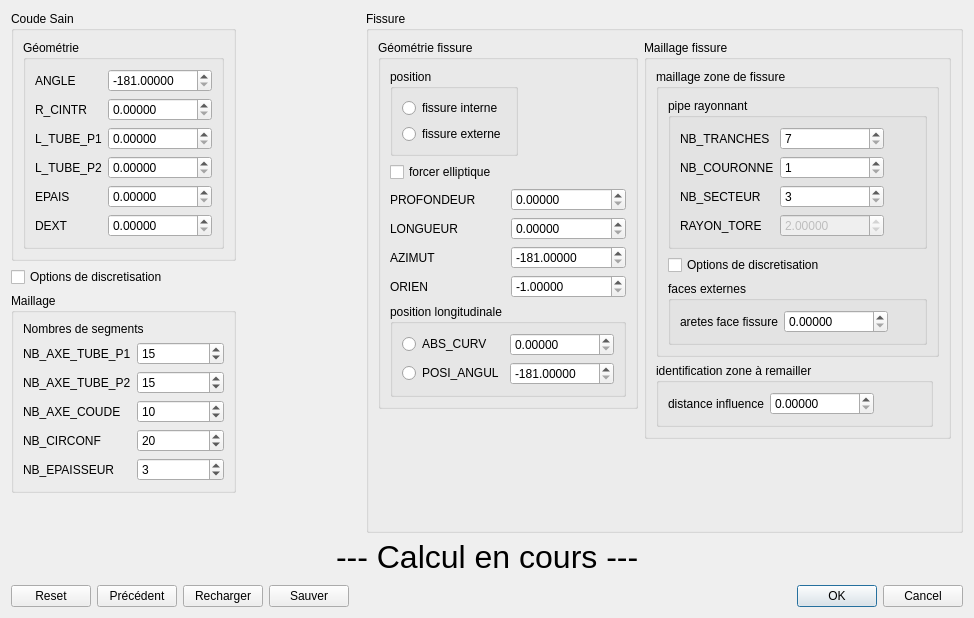
This is src/Tools/blocFissure/ihm/fissureCoude.ui in SalomePlatform/smesh as Qt 5 draws it before an edit. The edited form follows.
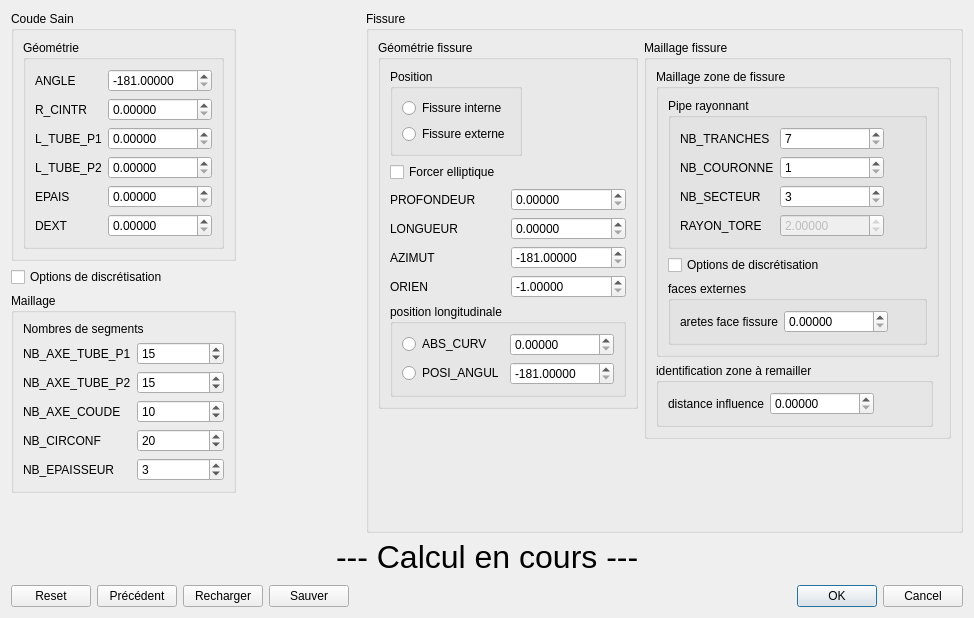
This is the edited form.

```diff
--- a/src/Tools/blocFissure/ihm/fissureCoude.ui
+++ b/src/Tools/blocFissure/ihm/fissureCoude.ui
@@ -172,7 +172,7 @@
           <string>Paramètres optionnels de discretisation</string>
          </property>
          <property name="text">
-          <string>Options de discretisation</string>
+          <string>Options de discrétisation</string>
          </property>
         </widget>
        </item>
@@ -347,7 +347,7 @@
                <item row="0" column="0">
                 <widget class="QGroupBox" name="groupBox_4">
                  <property name="title">
-                  <string>position</string>
+                  <string>Position</string>
                  </property>
                  <layout class="QVBoxLayout" name="verticalLayout_7">
                   <item>
@@ -356,7 +356,7 @@
                      <string>&lt;html&gt;&lt;head/&gt;&lt;body&gt;&lt;p&gt;Fissure positionnée sur la face interne&lt;/p&gt;&lt;/body&gt;&lt;/html&gt;</string>
                     </property>
                     <property name="text">
-                     <string>fissure interne</string>
+                     <string>Fissure interne</string>
                     </property>
                    </widget>
                   </item>
@@ -366,7 +366,7 @@
                      <string>&lt;html&gt;&lt;head/&gt;&lt;body&gt;&lt;p&gt;Fissure positionnée sur la face externe&lt;/p&gt;&lt;/body&gt;&lt;/html&gt;</string>
                     </property>
                     <property name="text">
-                     <string>fissure externe</string>
+                     <string>Fissure externe</string>
                     </property>
                    </widget>
                   </item>
@@ -395,7 +395,7 @@
                   <string/>
                  </property>
                  <property name="text">
-                  <string>forcer elliptique</string>
+                  <string>Forcer elliptique</string>
                  </property>
                 </widget>
                </item>
@@ -600,13 +600,13 @@
              <item row="1" column="0" colspan="2">
               <widget class="QGroupBox" name="groupBox_8">
                <property name="title">
-                <string>maillage zone de fissure</string>
+                <string>Maillage zone de fissure</string>
                </property>
                <layout class="QVBoxLayout" name="verticalLayout_5">
                 <item>
                  <widget class="QGroupBox" name="groupBox_9">
                   <property name="title">
-                   <string>pipe rayonnant</string>
+                   <string>Pipe rayonnant</string>
                   </property>
                   <layout class="QHBoxLayout" name="horizontalLayout_4">
                    <item>
@@ -730,7 +730,7 @@
                    <string>Paramètres optionnels de discrétisation</string>
                   </property>
                   <property name="text">
-                   <string>Options de discretisation</string>
+                   <string>Options de discrétisation</string>
                   </property>
                  </widget>
                 </item>
```
Left out of the diff: 12 changed lines with no effect on the pictures.
